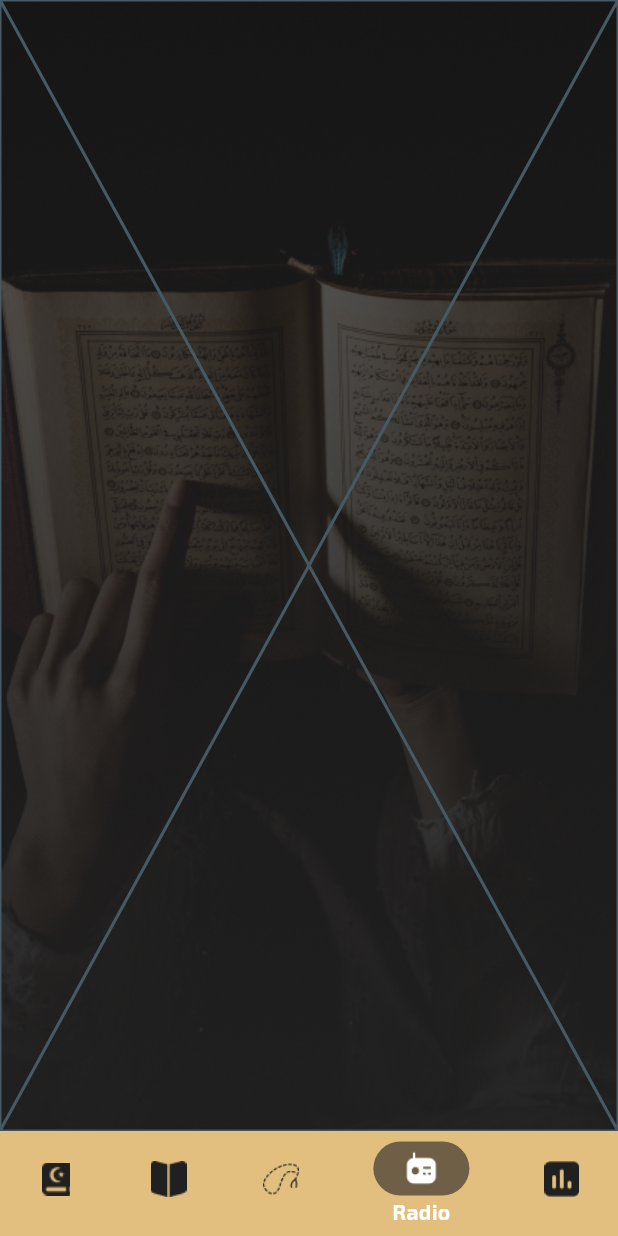
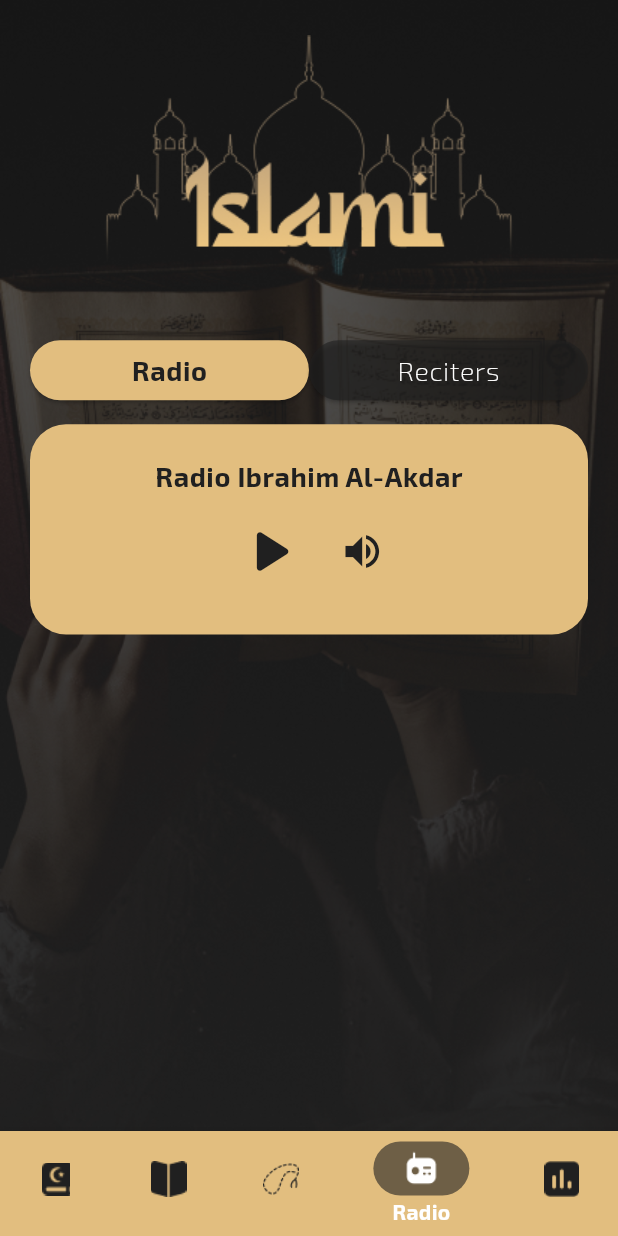
Before and after one commit to samarelsisi/Islame-App, a Flutter app: the HomeScreen screen opened by its route, item 4 of the bottom bar chosen, on a phone screen of 412 x 824 dp. Run offline on Flutter 3.47's test engine with Material 3 defaults, Android fonts, the phone set to English and light mode, and no system bars; our stand-ins replace carousel_slider, device_preview, google_fonts, introduction_screen, shared_preferences; accounts and stored records are empty.

```diff
--- a/lib/home/tabs/radioTab.dart
+++ b/lib/home/tabs/radioTab.dart
@@ -1,10 +1,97 @@
 import 'package:flutter/material.dart';
+import 'package:google_fonts/google_fonts.dart';
+import 'package:project/appcolors.dart';
 
 class RadioTab extends StatelessWidget {
   const RadioTab({super.key});
 
   @override
   Widget build(BuildContext context) {
-    return const Placeholder();
+    double width = MediaQuery.of(context).size.width;
+    double height = MediaQuery.of(context).size.height;
+    return Padding(
+        padding: const EdgeInsets.symmetric(horizontal: 20.0),
+        child: Column(
+          crossAxisAlignment: CrossAxisAlignment.stretch,
+          mainAxisAlignment: MainAxisAlignment.start,
+          children: [
+            Image.asset("assets/images/onboarding_header.png"),
+            const SizedBox(
+              height: 5,
+            ),
+            Row(
+              children: [
+                Expanded(
+                  child: ElevatedButton(
+                    onPressed: () {},
+                    child: Text("Radio",
+                        style: Theme.of(context)
+                            .textTheme
+                            .bodySmall!
+                            .copyWith(color: AppColors.primaryDarkColor)),
+                    style: ElevatedButton.styleFrom(
+                      backgroundColor: AppColors.primaryColor,
+                    ),
+                  ),
+                ),
+                Expanded(
+                  child: ElevatedButton(
+                    onPressed: () {},
+                    child: Text("Reciters",
+                        style: Theme.of(context).textTheme.bodySmall!.copyWith(
+                            color: AppColors.whiteColor,
+                            fontWeight: FontWeight.w200)),
+                    style: ElevatedButton.styleFrom(
+                      backgroundColor: AppColors.blackColor,
+                    ),
+                  ),
+                ),
+              ],
+            ),
+            SizedBox(
+              height: 12,
+            ),
+            Container(
+              height: height * .17,
+              padding: EdgeInsets.symmetric(horizontal: 24),
+              decoration: BoxDecoration(
+                color: AppColors.primaryColor,
+                borderRadius: BorderRadius.all(
+                  Radius.circular(24),
+                ),
+              ),
+              child:Column(
+                crossAxisAlignment: CrossAxisAlignment.center,
+                mainAxisAlignment: MainAxisAlignment.center,
+                children: [
+                  Text(
+                    "Radio Ibrahim Al-Akdar",
+                    style: Theme.of(context)
+                        .textTheme
+                        .bodySmall!
+                        .copyWith(color: AppColors.primaryDarkColor),
+                  ),
+                  SizedBox(
+                    height: 5,
+                  ),
+                  Stack(
+                    children:[ Row(
+                      mainAxisAlignment: MainAxisAlignment.center,
+                      children: [
+                         IconButton(onPressed: (){}, icon:Icon( Icons.play_arrow_rounded),color: AppColors.primaryDarkColor,iconSize: 50,),
+                                     SizedBox(
+                                       width: 5,
+                                     ),
+                        IconButton(onPressed: (){}, icon:Icon(Icons.volume_up),color: AppColors.primaryDarkColor,iconSize: 30,),
+                      ],
+                    ),
+
+                    ]
+                  )
+                ],
+              ),
+            )
+          ],
+        ));
   }
 }
```
Also changed, not shown: assets/images/Group 4.png (added), assets/images/Rectangle 132.png (added), assets/images/playRadio_bg.png (added), assets/images/unplay_radio.png (added), assets/images/volume.png (added).
